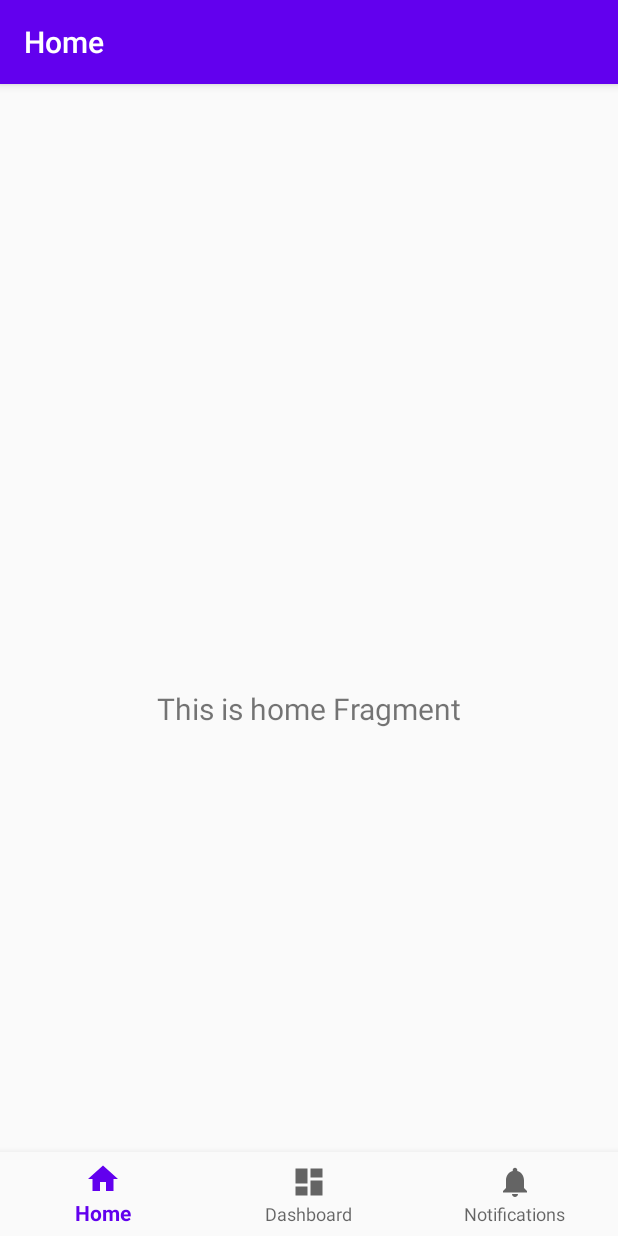
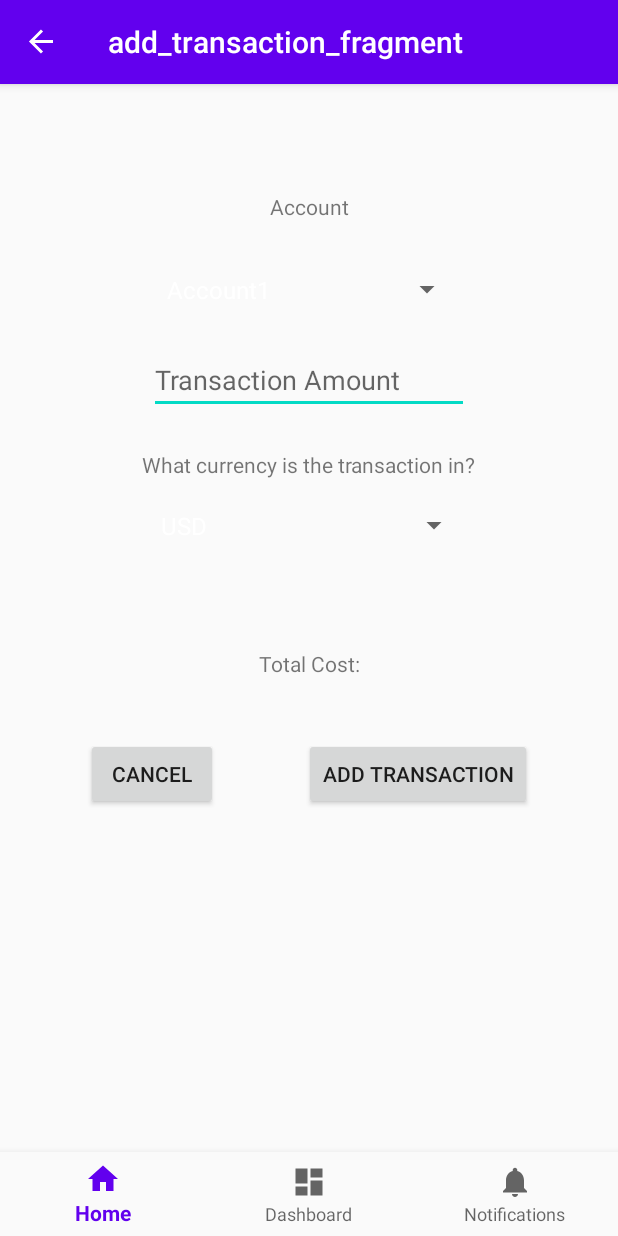
Before and after one commit to Android560-Final-Project/Android-UI, an Android app: the screen it shows after launch (MainActivity), on a phone screen of 412 x 824 dp. Run offline under Robolectric (Android 15) with nearby library versions, the phone set to English and light mode, and no system bars; our stand-ins replace Room's generated code, navigation-ui.

Commit message:
completes basic add workflow

```diff
--- a/app/src/main/AndroidManifest.xml
+++ b/app/src/main/AndroidManifest.xml
@@ -1,6 +1,8 @@
 <?xml version="1.0" encoding="utf-8"?>
 <manifest xmlns:android="http://schemas.android.com/apk/res/android"
     package="com.example.finalproject">
+
+    <uses-permission android:name="android.permission.INTERNET" />
 
     <application
         android:allowBackup="true"
--- a/app/src/main/java/com/example/finalproject/CurrencyExchangeService.kt
+++ b/app/src/main/java/com/example/finalproject/CurrencyExchangeService.kt
@@ -6,6 +6,6 @@ import retrofit2.http.Header
 import retrofit2.http.Query
 
 interface CurrencyExchangeService {
-    @GET("businesses/search")
-    fun GetExchangeRate(@Query("term") searchTerm: String, @Query("location") location: String): Call<Int>
+    @GET("exchangeRate")
+    fun GetExchangeRate(@Query("from") from: String, @Query("to") to: String): Call<Double>
 }
--- a/app/src/main/java/com/example/finalproject/MainActivity.kt
+++ b/app/src/main/java/com/example/finalproject/MainActivity.kt
@@ -19,7 +19,7 @@ class MainActivity : AppCompatActivity() {
         // Passing each menu ID as a set of Ids because each
         // menu should be considered as top level destinations.
         val appBarConfiguration = AppBarConfiguration(setOf(
-                R.id.navigation_home, R.id.navigation_dashboard, R.id.navigation_notifications))
+                R.id.add_transaction))
         setupActionBarWithNavController(navController, appBarConfiguration)
         navView.setupWithNavController(navController)
     }
--- a/app/src/main/java/com/example/finalproject/db/AccountEntityDAO.kt
+++ b/app/src/main/java/com/example/finalproject/db/AccountEntityDAO.kt
@@ -13,4 +13,7 @@ interface AccountEntityDAO {
 
     @Delete
     fun deleteAccount(account: AccountEntity)
+
+    @Query("SELECT * FROM account_table")
+    fun getAllAccounts(): List<AccountEntity>
 }
--- a/app/src/main/java/com/example/finalproject/db/CurrencyTypes.kt
+++ b/app/src/main/java/com/example/finalproject/db/CurrencyType.kt
@@ -2,7 +2,7 @@ package com.example.finalproject.db
 
 import java.util.*
 
-enum class CurrencyTypes(val currencyCode: String, val locale: Locale) {
+enum class CurrencyType(val currencyCode: String, val locale: Locale) {
     USD("USD", Locale.US),
     EUR("EUR", Locale.FRANCE),
     GBP("GBP", Locale.UK),
--- /dev/null
+++ b/app/src/main/java/com/example/finalproject/ui/addtransaction/AddTransactionFragment.kt
@@ -0,0 +1,163 @@
+package com.example.finalproject.ui.addtransaction
+
+import android.os.Bundle
+import android.text.Editable
+import android.text.TextWatcher
+import android.util.Log
+import androidx.fragment.app.Fragment
+import android.view.LayoutInflater
+import android.view.View
+import android.view.ViewGroup
+import android.widget.AdapterView
+import android.widget.ArrayAdapter
+import androidx.core.widget.addTextChangedListener
+import androidx.lifecycle.ViewModelProvider
+import androidx.room.Room
+import com.example.finalproject.CurrencyExchangeService
+
+import com.example.finalproject.R
+import com.example.finalproject.db.*
+import kotlinx.android.synthetic.main.add_transaction_fragment.*
+import retrofit2.Call
+import retrofit2.Callback
+import retrofit2.Response
+import retrofit2.Retrofit
+import retrofit2.converter.gson.GsonConverterFactory
+
+class AddTransactionFragment : Fragment() {
+    val TAG = "ADD_TRANSACTION"
+    val BASE_URL = "https://exchangerateservice.firebaseapp.com/"
+    val currencyList = listOf(CurrencyType.EUR.currencyCode, CurrencyType.JPY.currencyCode, CurrencyType.GBP.currencyCode, CurrencyType.USD.currencyCode)
+    private lateinit var currencyApi: CurrencyExchangeService
+    var accountCurrencyType: String = "USD"
+    var exchangeRate = 1.0;
+//    val accountDatabase = Room.databaseBuilder(requireContext(), CustomerDatabase::class.java, "customerDB").build()
+
+
+    companion object {
+        fun newInstance() = AddTransactionFragment()
+    }
+
+    private lateinit var viewModel: AddTransactionViewModel
+    private lateinit var accountList: ArrayList<AccountEntity>
+
+    override fun onCreateView(
+        inflater: LayoutInflater, container: ViewGroup?,
+        savedInstanceState: Bundle?
+    ): View? {
+        val retrofit = Retrofit.Builder()
+            .baseUrl(BASE_URL)
+            .addConverterFactory(GsonConverterFactory.create())
+            .build()
+
+        currencyApi = retrofit.create(CurrencyExchangeService::class.java)
+
+//        accountNames = accountDatabase.accountEntityDAO().getAllAccounts()
+
+        return inflater.inflate(R.layout.add_transaction_fragment, container, false)
+    }
+
+    override fun onActivityCreated(savedInstanceState: Bundle?) {
+        super.onActivityCreated(savedInstanceState)
+        viewModel = ViewModelProvider(requireActivity(), ViewModelProvider.NewInstanceFactory()).get(AddTransactionViewModel::class.java)
+        // TODO: Use the ViewModel
+
+        accountList = ArrayList<AccountEntity>()
+        accountList.add(AccountEntity(1, "checking", "Account1", 100.0, CurrencyType.USD.currencyCode))
+        accountList.add(AccountEntity(2, "checking", "Account2", 100.0, CurrencyType.USD.currencyCode))
+
+        val accountNames = ArrayList<String>()
+        accountList.forEach {
+            accountNames.add(it.name)
+        }
+
+        val accountNameAdapter = ArrayAdapter<String>(activity!!.baseContext, android.R.layout.simple_spinner_dropdown_item, accountNames)
+        account_spinner.adapter = accountNameAdapter
+        account_spinner.onItemSelectedListener = accountSelected()
+
+
+
+
+        val currencyTypeAdapter = ArrayAdapter<String>(activity!!.baseContext, android.R.layout.simple_spinner_dropdown_item, currencyList)
+
+        currency_type.adapter = currencyTypeAdapter
+        currency_type.onItemSelectedListener = currencyTypeOnSelectedListener()
+
+        currency_type.setSelection(currencyList.indexOf(accountCurrencyType))
+
+        add_transaction.setOnClickListener{
+            if (!transaction_amount.text.isNullOrBlank())
+                Log.d(TAG, "${account_spinner.selectedItem} ${transaction_amount.text.toString().toDoubleOrNull()} from $accountCurrencyType to ${currency_type.selectedItem}}")
+        }
+
+        transaction_amount.addTextChangedListener(object: TextWatcher {
+            override fun afterTextChanged(s: Editable?) {
+                val amount = s.toString().toDouble()
+                updateTotal(amount, exchangeRate)
+            }
+
+            override fun beforeTextChanged(s: CharSequence?, start: Int, count: Int, after: Int) { }
+
+            override fun onTextChanged(s: CharSequence?, start: Int, before: Int, count: Int) { }
+
+        })
+    }
+
+    private fun updateTotal(amount: Double, exchangeRate: Double) {
+        total_cost.text = "Total Cost: ${(amount * exchangeRate)}"
+    }
+
+    private fun callExchangeRateApi(fromCurrency: String, toCurrency: String) {
+        currencyApi.GetExchangeRate(fromCurrency, toCurrency)
+            .enqueue(exchangeRateCallback())
+    }
+
+    private fun exchangeRateCallback(): Callback<Double> {
+        return object: Callback<Double> {
+            override fun onFailure(call: Call<Double>, t: Throwable) {
+                Log.d(TAG, "onFailure: $t")
+            }
+
+            override fun onResponse(call: Call<Double>, response: Response<Double>) {
+                exchangeRate = response.body() ?: 1.0
+                exchange_rate.text = "1 ${currency_type.selectedItem.toString()} -> $exchangeRate $accountCurrencyType"
+                if (!transaction_amount.text.toString().isNullOrBlank())
+                {
+                    val amount = transaction_amount.text.toString().toDouble()
+                    updateTotal(amount, exchangeRate)
+                }
+            }
+        }
+    }
+
+    fun addTransaction(view: View?) {
+        if (!transaction_amount.text.isNullOrBlank())
+            Log.d(TAG, "${account_spinner.selectedItem.toString()} $transaction_amount from $accountCurrencyType to ${currency_type.selectedItem.toString()} total: ${(transaction_amount.toString().toDouble() * exchangeRate).toString()}")
+    }
+
+    inner class currencyTypeOnSelectedListener: AdapterView.OnItemSelectedListener {
+        override fun onNothingSelected(parent: AdapterView<*>?) {
+            Log.wtf(TAG, "Nothing is in the Exchange spinner")
+        }
+
+        override fun onItemSelected(parent: AdapterView<*>?, view: View?, position: Int, id: Long) {
+            Log.d(TAG, "currencyTypeOnSelectedListener $accountCurrencyType, ${parent?.getItemAtPosition(position).toString()}")
+            callExchangeRateApi(parent?.getItemAtPosition(position).toString(), accountCurrencyType)
+        }
+    }
+
+    inner class accountSelected: AdapterView.OnItemSelectedListener {
+        override fun onNothingSelected(parent: AdapterView<*>?) {
+            Log.wtf(TAG, "Nothing is in the Account spinner")
+        }
+
+        override fun onItemSelected(parent: AdapterView<*>?, view: View?, position: Int, id: Long) {
+            var newAccount = accountList.find { account ->
+                account.name == parent?.getItemAtPosition(position)
+            }
+            accountCurrencyType = newAccount!!.currency
+            callExchangeRateApi(currency_type.selectedItem.toString(), accountCurrencyType)
+        }
+
+    }
+}
--- /dev/null
+++ b/app/src/main/java/com/example/finalproject/ui/addtransaction/AddTransactionViewModel.kt
@@ -0,0 +1,12 @@
+package com.example.finalproject.ui.addtransaction
+
+import androidx.lifecycle.MutableLiveData
+import androidx.lifecycle.ViewModel
+import com.example.finalproject.db.CurrencyType
+
+class AddTransactionViewModel : ViewModel() {
+    val accountDetails = MutableLiveData<AccountDetails>()
+    // TODO: Implement the ViewModel
+}
+
+data class AccountDetails(val accountNumber: Int, val currencyType: CurrencyType)
--- a/app/src/main/java/com/example/finalproject/ui/transactions/TransactionsFragment.kt
+++ b/app/src/main/java/com/example/finalproject/ui/transactions/TransactionsFragment.kt
@@ -37,7 +37,6 @@ class TransactionsFragment : Fragment() {
     }
 
     override fun onActivityCreated(savedInstanceState: Bundle?) {
-
         super.onActivityCreated(savedInstanceState)
         transactionViewModel = ViewModelProvider(requireActivity(), ViewModelProvider.NewInstanceFactory()).get(TransactionsViewModel::class.java)
         transactionViewModel.transactionsView.observe(requireActivity(), Observer {
--- /dev/null
+++ b/app/src/main/res/layout/add_transaction_fragment.xml
@@ -0,0 +1,100 @@
+<?xml version="1.0" encoding="utf-8"?>
+<androidx.constraintlayout.widget.ConstraintLayout xmlns:android="http://schemas.android.com/apk/res/android"
+    xmlns:app="http://schemas.android.com/apk/res-auto"
+    xmlns:tools="http://schemas.android.com/tools"
+    android:id="@+id/frameLayout2"
+    android:layout_width="match_parent"
+    android:layout_height="match_parent"
+    tools:context=".ui.addtransaction.AddTransactionFragment">
+
+    <TextView
+        android:id="@+id/account_name"
+        android:layout_width="wrap_content"
+        android:layout_height="wrap_content"
+        android:layout_marginTop="16dp"
+        android:text="@string/account"
+        app:layout_constraintEnd_toEndOf="parent"
+        app:layout_constraintStart_toStartOf="parent"
+        app:layout_constraintTop_toTopOf="parent" />
+
+    <Button
+        android:id="@+id/add_transaction"
+        android:layout_width="wrap_content"
+        android:layout_height="wrap_content"
+        android:text="@string/add_transaction"
+        app:layout_constraintEnd_toEndOf="parent"
+        app:layout_constraintHorizontal_bias="0.5"
+        app:layout_constraintStart_toEndOf="@+id/cancel"
+        app:layout_constraintTop_toTopOf="@+id/cancel" />
+
+    <Button
+        android:id="@+id/cancel"
+        android:layout_width="wrap_content"
+        android:layout_height="wrap_content"
+        android:layout_marginTop="40dp"
+        android:text="@android:string/cancel"
+        app:layout_constraintEnd_toStartOf="@+id/add_transaction"
+        app:layout_constraintHorizontal_bias="0.5"
+        app:layout_constraintStart_toStartOf="parent"
+        app:layout_constraintTop_toBottomOf="@+id/total_cost" />
+
+    <Spinner
+        android:id="@+id/currency_type"
+        android:layout_width="214dp"
+        android:layout_height="30dp"
+        android:layout_marginTop="16dp"
+        app:layout_constraintEnd_toEndOf="parent"
+        app:layout_constraintStart_toStartOf="parent"
+        app:layout_constraintTop_toBottomOf="@+id/transaction_currency" />
+
+    <TextView
+        android:id="@+id/transaction_currency"
+        android:layout_width="wrap_content"
+        android:layout_height="wrap_content"
+        android:layout_marginTop="24dp"
+        android:text="@string/currency_choice"
+        app:layout_constraintEnd_toEndOf="parent"
+        app:layout_constraintStart_toStartOf="parent"
+        app:layout_constraintTop_toBottomOf="@+id/transaction_amount" />
+
+    <EditText
+        android:id="@+id/transaction_amount"
+        android:layout_width="wrap_content"
+        android:layout_height="wrap_content"
+        android:layout_marginTop="24dp"
+        android:ems="10"
+        android:hint="@string/transaction_amount"
+        android:inputType="numberDecimal"
+        app:layout_constraintEnd_toEndOf="parent"
+        app:layout_constraintStart_toStartOf="parent"
+        app:layout_constraintTop_toBottomOf="@+id/account_spinner" />
+
+    <Spinner
+        android:id="@+id/account_spinner"
+        android:layout_width="205dp"
+        android:layout_height="27dp"
+        android:layout_marginTop="32dp"
+        app:layout_constraintEnd_toEndOf="@+id/transaction_amount"
+        app:layout_constraintStart_toStartOf="@+id/transaction_amount"
+        app:layout_constraintTop_toBottomOf="@+id/account_name" />
+
+    <TextView
+        android:id="@+id/exchange_rate"
+        android:layout_width="wrap_content"
+        android:layout_height="wrap_content"
+        android:layout_marginTop="24dp"
+        app:layout_constraintEnd_toEndOf="@+id/currency_type"
+        app:layout_constraintStart_toStartOf="@+id/currency_type"
+        app:layout_constraintTop_toBottomOf="@+id/currency_type"
+        tools:text="@string/exchange_rate" />
+
+    <TextView
+        android:id="@+id/total_cost"
+        android:layout_width="wrap_content"
+        android:layout_height="wrap_content"
+        android:layout_marginTop="24dp"
+        android:text="@string/actual_cost"
+        app:layout_constraintEnd_toEndOf="parent"
+        app:layout_constraintStart_toStartOf="parent"
+        app:layout_constraintTop_toBottomOf="@+id/exchange_rate" />
+</androidx.constraintlayout.widget.ConstraintLayout>
--- a/app/src/main/res/navigation/mobile_navigation.xml
+++ b/app/src/main/res/navigation/mobile_navigation.xml
@@ -3,23 +3,11 @@
     xmlns:app="http://schemas.android.com/apk/res-auto"
     xmlns:tools="http://schemas.android.com/tools"
     android:id="@+id/mobile_navigation"
-    app:startDestination="@+id/navigation_home">
+    app:startDestination="@id/addTransactionFragment">
 
     <fragment
-        android:id="@+id/navigation_home"
-        android:name="com.example.finalproject.ui.home.HomeFragment"
-        android:label="@string/title_home"
-        tools:layout="@layout/fragment_home" />
-
-    <fragment
-        android:id="@+id/navigation_dashboard"
-        android:name="com.example.finalproject.ui.dashboard.DashboardFragment"
-        android:label="@string/title_dashboard"
-        tools:layout="@layout/fragment_dashboard" />
-
-    <fragment
-        android:id="@+id/navigation_notifications"
-        android:name="com.example.finalproject.ui.notifications.NotificationsFragment"
-        android:label="@string/title_notifications"
-        tools:layout="@layout/fragment_notifications" />
+        android:id="@+id/addTransactionFragment"
+        android:name="com.example.finalproject.ui.addtransaction.AddTransactionFragment"
+        android:label="add_transaction_fragment"
+        tools:layout="@layout/add_transaction_fragment" />
 </navigation>
--- a/app/src/main/res/values/strings.xml
+++ b/app/src/main/res/values/strings.xml
@@ -3,4 +3,11 @@
     <string name="title_home">Home</string>
     <string name="title_dashboard">Dashboard</string>
     <string name="title_notifications">Notifications</string>
+    <string name="currency_choice">What currency is the transaction in?</string>
+    <string name="transaction_amount">Transaction Amount</string>
+    <string name="account">Account</string>
+    <string name="cancel">Cancel</string>
+    <string name="add_transaction">Add Transaction</string>
+    <string name="exchange_rate">"Exchange Rate: "</string>
+    <string name="actual_cost">Total Cost:</string>
 </resources>
```
